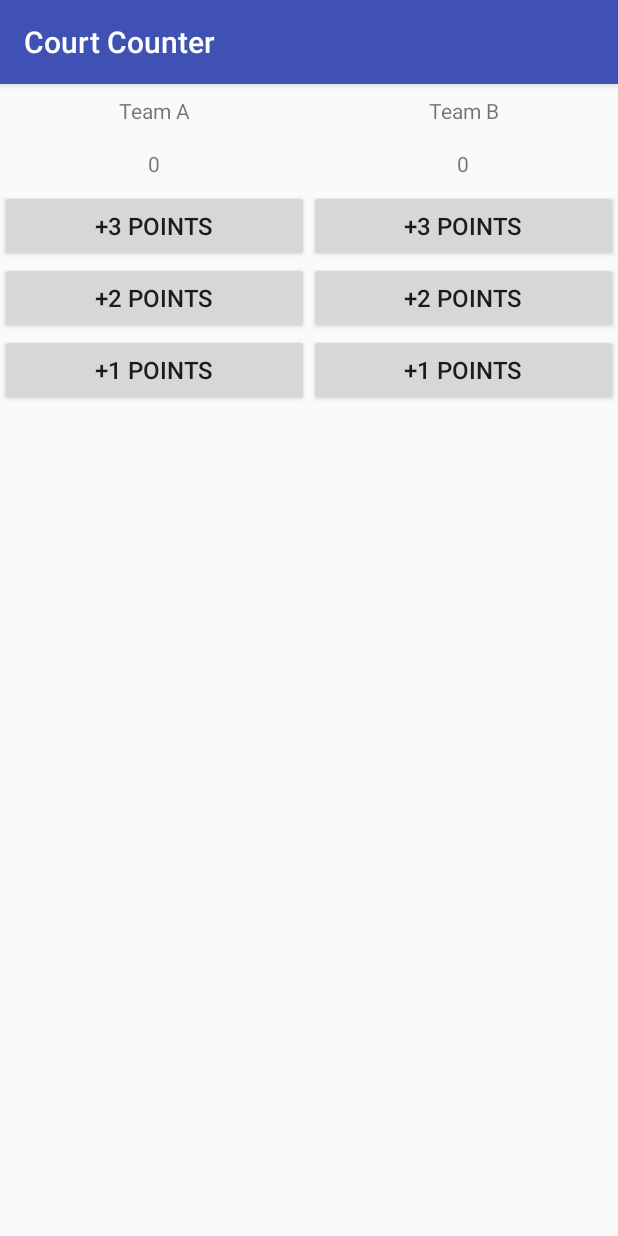
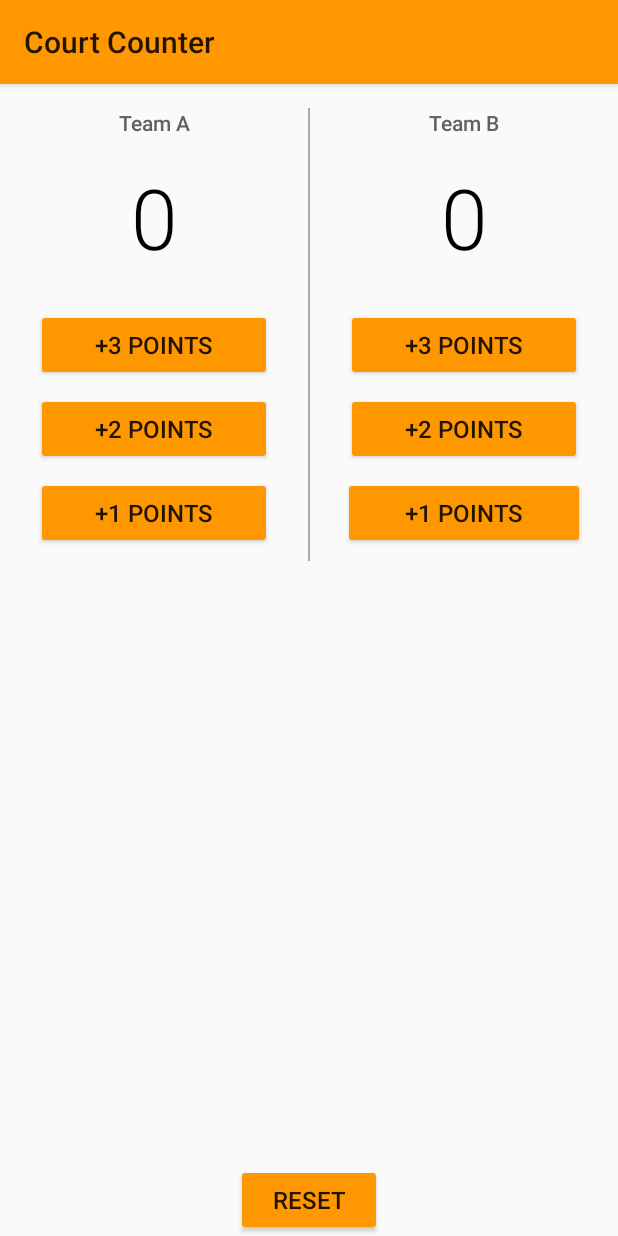
Before and after one commit to chiaching/CourtCounter, an Android app: the screen it shows after launch (MainActivity), on a phone screen of 412 x 824 dp. Run offline under Robolectric (Android 15) with nearby library versions, the phone set to English and light mode, and no system bars.

Commit message:
new_courtcounter

```diff
--- a/app/src/main/java/com/example/android/courtcounter/MainActivity.java
+++ b/app/src/main/java/com/example/android/courtcounter/MainActivity.java
@@ -54,6 +54,13 @@ public class MainActivity extends AppCompatActivity {
         displayForTeamB(scoreTeamB);
     }
 
+    public void resetScore(View v)
+    {
+        scoreTeamA=0;
+        scoreTeamB=0;
+        displayForTeamA(scoreTeamA);
+        displayForTeamB(scoreTeamB);
+    }
 
     /**
      * Displays the given score for Team A.
--- a/app/src/main/res/layout/activity_main.xml
+++ b/app/src/main/res/layout/activity_main.xml
@@ -1,13 +1,17 @@
 <?xml version="1.0" encoding="utf-8"?>
-<LinearLayout
-    xmlns:android="http://schemas.android.com/apk/res/android"
+<RelativeLayout xmlns:android="http://schemas.android.com/apk/res/android"
     xmlns:tools="http://schemas.android.com/tools"
     android:layout_width="match_parent"
-    android:layout_height="match_parent"
+    android:layout_height="wrap_content">
+
+    <LinearLayout
+        android:layout_width="match_parent"
+        android:layout_height="wrap_content"
         android:orientation="horizontal">
+
         <LinearLayout
             android:layout_width="0dp"
-    android:layout_height="match_parent"
+            android:layout_height="wrap_content"
             android:layout_weight="1"
             android:orientation="vertical"
             tools:context="com.example.android.courtcounter.MainActivity">
@@ -16,50 +20,71 @@
                 android:id="@+id/team"
                 android:layout_width="match_parent"
                 android:layout_height="wrap_content"
+                android:fontFamily="sans-serif-medium"
                 android:gravity="center_horizontal"
-        android:padding="8dp"
-        android:text="Team A" />
+                android:padding="16dp"
+                android:text="Team A"
+                android:textColor="#616161"
+                android:textSize="14dp" />
 
             <TextView
                 android:id="@+id/team_a_score"
                 android:layout_width="match_parent"
                 android:layout_height="wrap_content"
+                android:fontFamily="sans-serif-light"
                 android:gravity="center_horizontal"
-        android:padding="8dp"
-        android:text="0" />
+                android:paddingBottom="24dp"
+                android:text="0"
+                android:textColor="#000000"
+                android:textSize="56dp" />
+
             <Button
+                android:id="@+id/button3point"
                 style="?android:attr/buttonStyleSmall"
                 android:layout_width="match_parent"
                 android:layout_height="wrap_content"
+                android:layout_marginBottom="8dp"
+                android:layout_marginLeft="24dp"
+                android:layout_marginRight="24dp"
+                android:onClick="plus3"
                 android:text="+3 points"
-        android:textSize="16dp"
-        android:id="@+id/button3point"
-        android:padding="8dp"
-        android:onClick="plus3"/>
+                android:textSize="16dp" />
+
             <Button
+                android:id="@+id/button2point"
                 style="?android:attr/buttonStyleSmall"
                 android:layout_width="match_parent"
                 android:layout_height="wrap_content"
+                android:layout_marginBottom="8dp"
+                android:layout_marginLeft="24dp"
+                android:layout_marginRight="24dp"
+                android:onClick="plus2"
                 android:text="+2 points"
-        android:textSize="16dp"
-        android:id="@+id/button2point"
-        android:padding="8dp"
-        android:onClick="plus2"/>
+                android:textSize="16dp" />
+
             <Button
+                android:id="@+id/button1point"
                 style="?android:attr/buttonStyleSmall"
                 android:layout_width="match_parent"
                 android:layout_height="wrap_content"
+                android:layout_marginBottom="8dp"
+                android:layout_marginLeft="24dp"
+                android:layout_marginRight="24dp"
+                android:onClick="plus1"
                 android:text="+1 points"
-        android:textSize="16dp"
-        android:id="@+id/button1point"
-        android:padding="8dp"
-        android:onClick="plus1"/>
+                android:textSize="16dp" />
 
         </LinearLayout>
 
+        <View
+            android:layout_width="1dp"
+            android:layout_height="match_parent"
+            android:layout_marginTop="16dp"
+            android:background="@android:color/darker_gray" />
+
         <LinearLayout
             android:layout_width="0dp"
-        android:layout_height="match_parent"
+            android:layout_height="wrap_content"
             android:layout_weight="1"
             android:orientation="vertical"
             tools:context="com.example.android.courtcounter.MainActivity">
@@ -68,46 +93,79 @@
                 android:id="@+id/teamb"
                 android:layout_width="match_parent"
                 android:layout_height="wrap_content"
+                android:fontFamily="sans-serif-medium"
                 android:gravity="center_horizontal"
-            android:padding="8dp"
-            android:text="Team B" />
+                android:padding="16dp"
+                android:text="Team B"
+                android:textColor="#616161"
+                android:textSize="14dp" />
 
             <TextView
                 android:id="@+id/team_b_score"
                 android:layout_width="match_parent"
                 android:layout_height="wrap_content"
+                android:fontFamily="sans-serif-light"
                 android:gravity="center_horizontal"
-            android:padding="8dp"
-            android:text="0" />
+                android:paddingBottom="24dp"
+                android:text="0"
+                android:textColor="#000000"
+                android:textSize="56dp" />
+
             <Button
+                android:id="@+id/button3pointB"
                 style="?android:attr/buttonStyleSmall"
                 android:layout_width="match_parent"
                 android:layout_height="wrap_content"
+                android:layout_marginBottom="8dp"
+                android:layout_marginLeft="24dp"
+                android:layout_marginRight="24dp"
+                android:onClick="Bplus3"
                 android:text="+3 points"
-            android:textSize="16dp"
-            android:id="@+id/button3pointB"
-            android:padding="8dp"
-            android:onClick="Bplus3"/>
+                android:textSize="16dp" />
+
             <Button
+                android:id="@+id/button2pointB"
                 style="?android:attr/buttonStyleSmall"
                 android:layout_width="match_parent"
                 android:layout_height="wrap_content"
+                android:layout_marginBottom="8dp"
+                android:layout_marginLeft="24dp"
+                android:layout_marginRight="24dp"
+                android:onClick="Bplus2"
                 android:text="+2 points"
-            android:textSize="16dp"
-            android:id="@+id/button2pointB"
-            android:padding="8dp"
-            android:onClick="Bplus2"/>
+                android:textSize="16dp" />
+
             <Button
+                android:id="@+id/button1pointB"
                 style="?android:attr/buttonStyleSmall"
                 android:layout_width="match_parent"
                 android:layout_height="wrap_content"
+                android:layout_marginBottom="8dp"
+                android:layout_marginLeft="22dp"
+                android:layout_marginRight="22dp"
+                android:onClick="Bplus1"
                 android:text="+1 points"
-            android:textSize="16dp"
-            android:id="@+id/button1pointB"
-            android:padding="8dp"
-            android:onClick="Bplus1"/>
+                android:textSize="16dp" />
 
         </LinearLayout>
 
 
     </LinearLayout>
+
+    <Button
+        android:id="@+id/reset"
+        style="?android:attr/buttonStyleSmall"
+        android:layout_width="wrap_content"
+        android:layout_height="wrap_content"
+        android:layout_alignParentBottom="true"
+        android:layout_centerHorizontal="true"
+        android:layout_marginBottom="32dp"
+        android:onClick="resetScore"
+        android:paddingLeft="24dp"
+        android:paddingRight="24dp"
+        android:text="reset"
+        android:textSize="16dp"
+
+        />
+
+</RelativeLayout>
--- a/app/src/main/res/values/styles.xml
+++ b/app/src/main/res/values/styles.xml
@@ -1,11 +1,9 @@
 <resources>
-
     <!-- Base application theme. -->
-    <style name="AppTheme" parent="Theme.AppCompat.Light.DarkActionBar">
-        <!-- Customize your theme here. -->
-        <item name="colorPrimary">@color/colorPrimary</item>
-        <item name="colorPrimaryDark">@color/colorPrimaryDark</item>
-        <item name="colorAccent">@color/colorAccent</item>
+    <style name="AppTheme" parent="Theme.AppCompat.Light">
+        <!-- Primary theme color of the app (sets background color of app bar) -->
+        <item name="colorPrimary">#FF9800</item>
+        <!-- Background color of buttons in the app -->
+        <item name="colorButtonNormal">#FF9800</item>
     </style>
-
 </resources>
```
Lines whose indentation alone changed are shown as unchanged.
